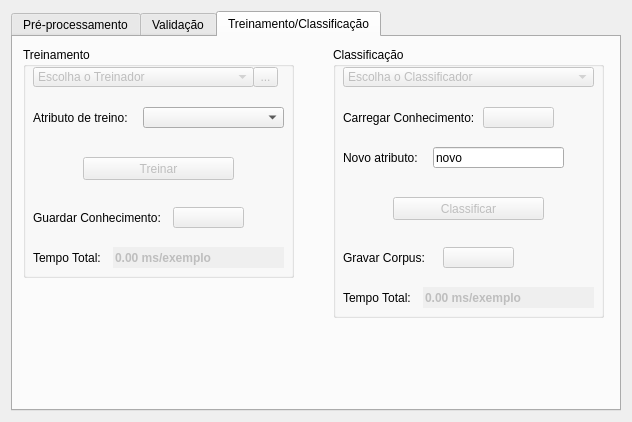
Before: the Qt Designer form Interface/InterfaceFAMA/janela.ui in cristianommsilva/machine-learning-ip-ime, drawn with Qt 5.
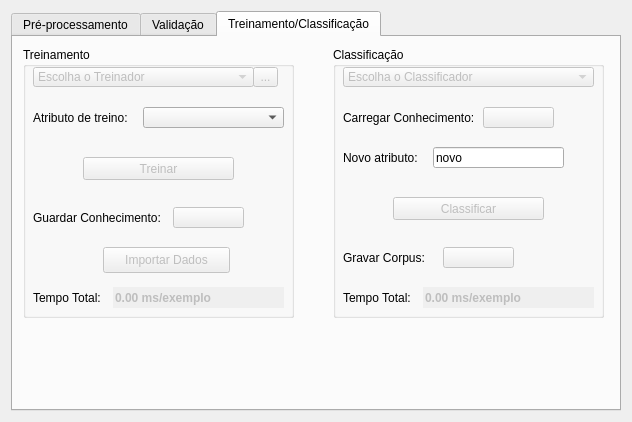
After: the same form once the commit is applied. The open tabs and pages were chosen to show the change. Icons and pictures are not drawn.

What changed in the file:
```diff
--- a/Interface/InterfaceFAMA/janela.ui
+++ b/Interface/InterfaceFAMA/janela.ui
@@ -959,7 +959,7 @@
          <x>10</x>
          <y>10</y>
          <width>271</width>
-         <height>231</height>
+         <height>271</height>
         </rect>
        </property>
        <property name="minimumSize">
@@ -1121,7 +1121,7 @@
         <property name="geometry">
          <rect>
           <x>10</x>
-          <y>200</y>
+          <y>240</y>
           <width>81</width>
           <height>21</height>
          </rect>
@@ -1137,7 +1137,7 @@
         <property name="geometry">
          <rect>
           <x>90</x>
-          <y>200</y>
+          <y>240</y>
           <width>171</width>
           <height>21</height>
          </rect>
@@ -1159,6 +1159,26 @@
          <bool>false</bool>
         </property>
        </widget>
+       <widget class="QPushButton" name="pushButton_importarDadosAba3">
+        <property name="enabled">
+         <bool>false</bool>
+        </property>
+        <property name="geometry">
+         <rect>
+          <x>80</x>
+          <y>200</y>
+          <width>127</width>
+          <height>26</height>
+         </rect>
+        </property>
+        <property name="text">
+         <string>Importar Dados</string>
+        </property>
+        <property name="icon">
+         <iconset>
+          <normaloff>../imagens/flecha2.png</normaloff>../imagens/flecha2.png</iconset>
+        </property>
+       </widget>
       </widget>
       <widget class="QGroupBox" name="groupBox_escolhaClassificador2">
        <property name="geometry">
```
Left out of the diff: 22 changed lines with no effect on the pictures.
